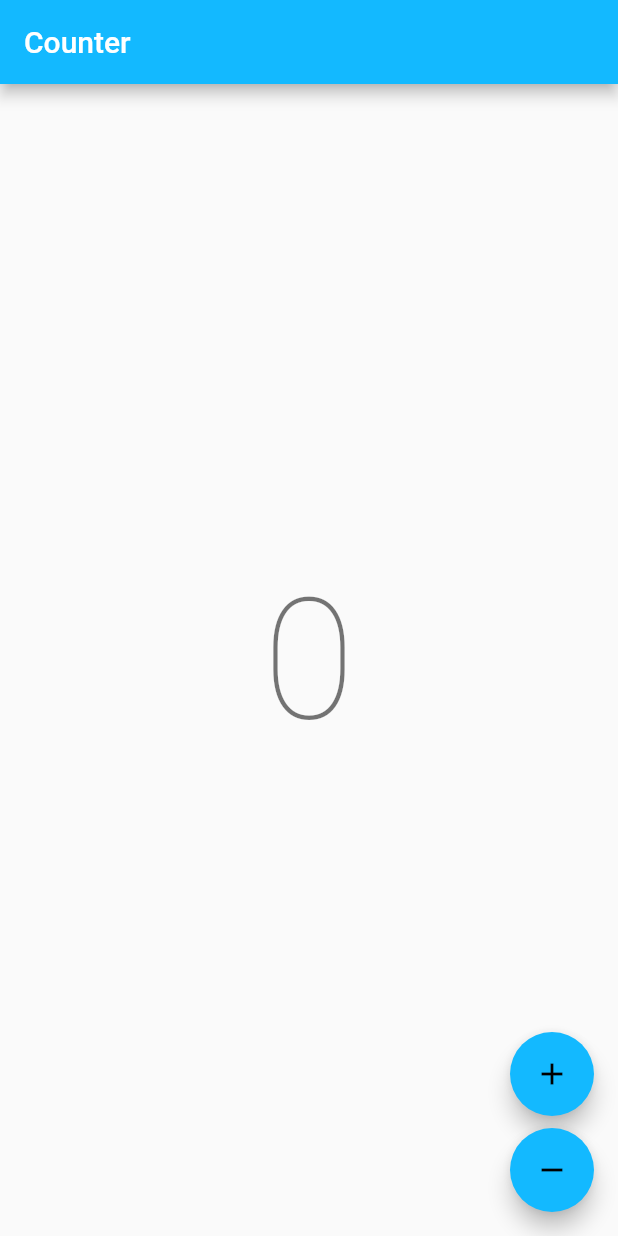
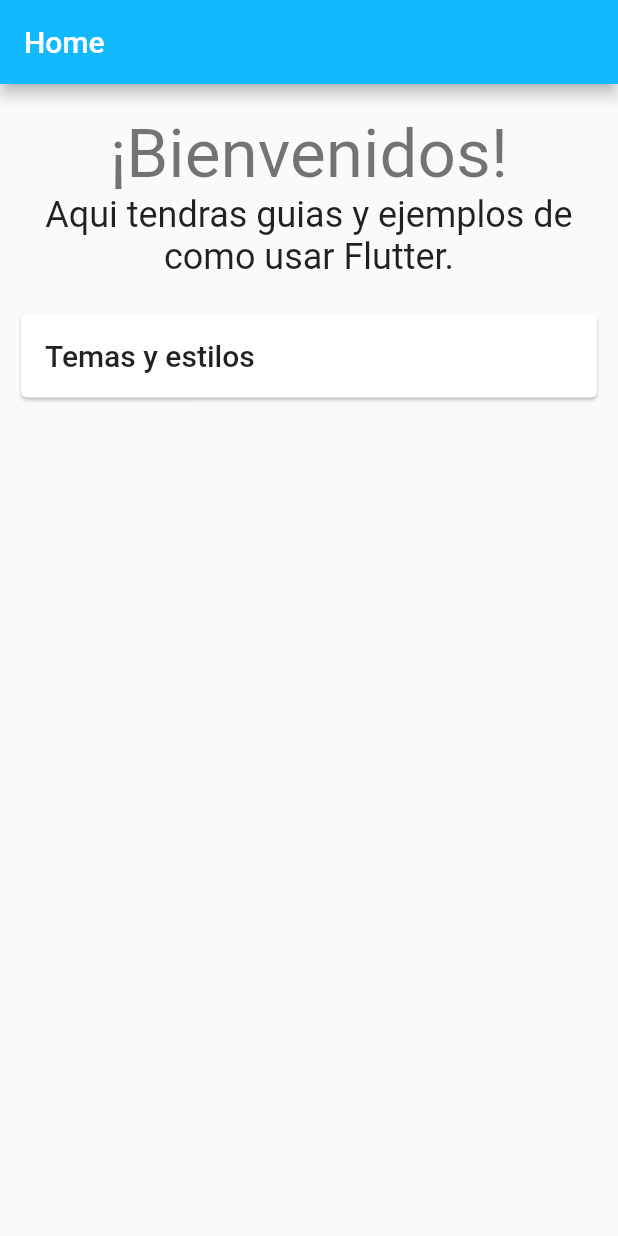
Before and after one commit to B0ringM4n/flutter_helpers_n_tricks, a Flutter app: the screen it shows after launch, on a phone screen of 412 x 824 dp. Run offline on Flutter 3.47's test engine with Material 2 defaults, Android fonts, the light colour scheme and no system bars; our stand-ins replace bloc, flutter_bloc; generated files the repository leaves out were written again.

Commit message:
vista de home

```diff
--- a/lib/features/app/view/app.dart
+++ b/lib/features/app/view/app.dart
@@ -1,6 +1,6 @@
 import 'package:flutter/material.dart';
 import 'package:helpers_n_tricks/config/theme/default.dart';
-import 'package:helpers_n_tricks/features/counter/counter.dart';
+import 'package:helpers_n_tricks/features/home/presentation/view/page.dart';
 import 'package:helpers_n_tricks/l10n/l10n.dart';
 
 class App extends StatelessWidget {
@@ -8,11 +8,15 @@ class App extends StatelessWidget {
 
   @override
   Widget build(BuildContext context) {
+    final theme = DefaultTheme();
+
+    // log('Aplicando tema:\n$theme');
+
     return MaterialApp(
-      theme: DefaultTheme().themeData,
+      theme: theme.themeData,
       localizationsDelegates: AppLocalizations.localizationsDelegates,
       supportedLocales: AppLocalizations.supportedLocales,
-      home: const CounterPage(),
+      home: const HomePage(),
     );
   }
 }
--- /dev/null
+++ b/lib/features/home/presentation/view/mobile_view.dart
@@ -0,0 +1,51 @@
+import 'package:flutter/material.dart';
+import 'package:helpers_n_tricks/features/neumorphic_theme_n_style/presentation/view/page.dart';
+
+class HomeMobileView extends StatelessWidget {
+  const HomeMobileView({super.key});
+
+  @override
+  Widget build(BuildContext context) {
+    return Scaffold(
+      appBar: AppBar(title: const Text('Home')),
+      body: SingleChildScrollView(
+        child: Padding(
+          padding: const EdgeInsets.only(
+            top: 20,
+            left: 10,
+            right: 10,
+          ),
+          child: Column(
+            children: [
+              Text(
+                '¡Bienvenidos!',
+                style: Theme.of(context).textTheme.headline3,
+              ),
+              Text(
+                'Aqui tendras guias y ejemplos de como usar Flutter.',
+                style: Theme.of(context).textTheme.headline5,
+                textAlign: TextAlign.center,
+              ),
+              const SizedBox(height: 20),
+              Card(
+                child: ListTile(
+                  title: Text(
+                    'Temas y estilos',
+                    style: Theme.of(context).textTheme.headline6,
+                  ),
+                  onTap: () {
+                    Navigator.of(context).push(
+                      MaterialPageRoute<dynamic>(
+                        builder: (_) => const NeumorphicThemeNStylePage(),
+                      ),
+                    );
+                  },
+                ),
+              ),
+            ],
+          ),
+        ),
+      ),
+    );
+  }
+}
--- /dev/null
+++ b/lib/features/home/presentation/view/page.dart
@@ -0,0 +1,16 @@
+import 'package:flutter/material.dart';
+import 'package:helpers_n_tricks/common/layouts/multi_device.dart';
+import 'package:helpers_n_tricks/features/home/presentation/view/mobile_view.dart';
+
+class HomePage extends StatelessWidget {
+  const HomePage({super.key});
+
+  @override
+  Widget build(BuildContext context) {
+    return const MultiDeviceLayout(
+      desktop: HomeMobileView(),
+      tablet: HomeMobileView(),
+      mobile: HomeMobileView(),
+    );
+  }
+}
```
